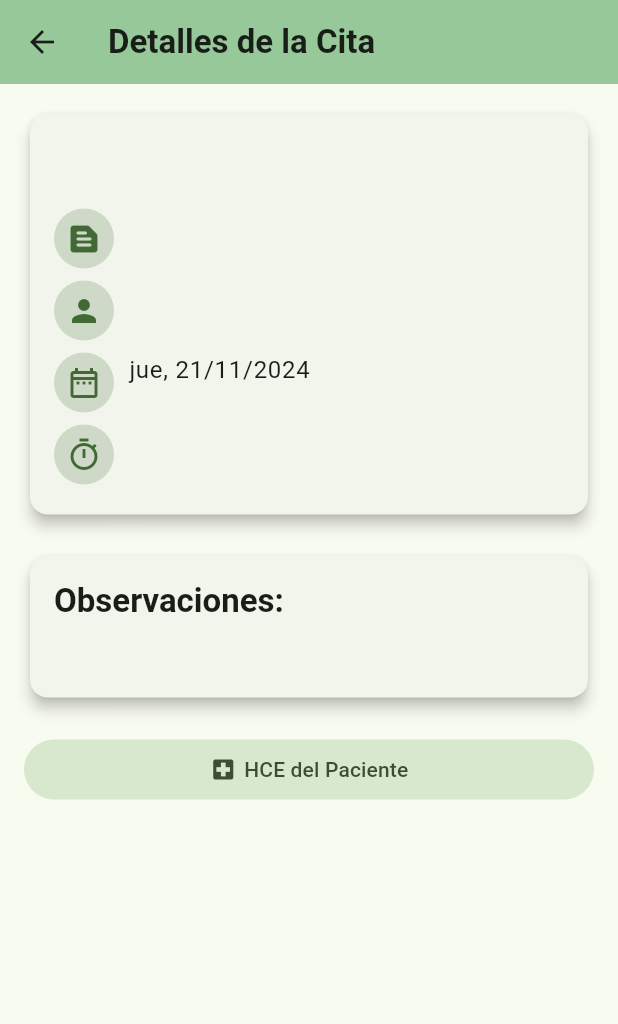
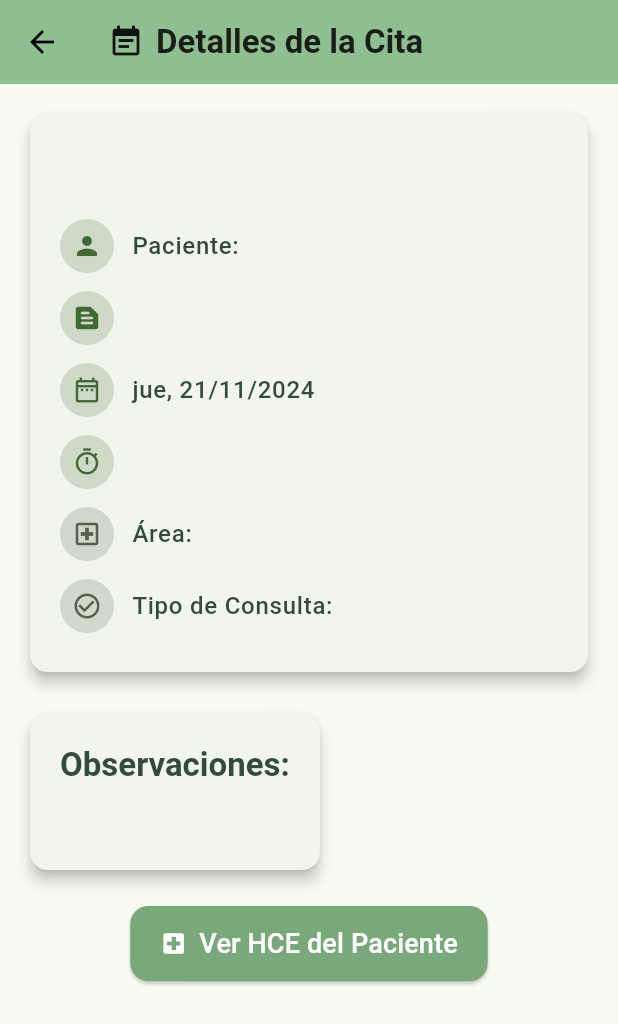
Before and after one commit to EFDEZZ/diary_app, a Flutter app: the ActivityDetailsScreen screen opened directly with empty values, on a phone screen of 412 x 824 dp. Shown: the top 1024 px of the screen. Run offline on Flutter 3.47's test engine with Material 3 defaults, Android fonts, the phone set to English and light mode, and no system bars; our stand-ins replace drift, go_router, permission_handler; accounts and stored records are empty; generated files the repository leaves out were written again.

Commit message:
mas mejoras visuales

```diff
--- a/lib/presentation/buttons/date_filter_button.dart
+++ b/lib/presentation/buttons/date_filter_button.dart
@@ -89,7 +89,7 @@ class DateFilterButton extends StatelessWidget {
   @override
   Widget build(BuildContext context) {
     return IconButton(
-      icon: const Icon(Icons.filter_list, size: 20, color: Colors.black54),
+      icon: const Icon(Icons.date_range_outlined, size: 20, color: Color.fromARGB(255, 0, 0, 0)),
       tooltip: 'Filtrar actividades',
       onPressed: () {
         _showFilterOptions(context);
--- a/lib/presentation/screens/activity_details_screen.dart
+++ b/lib/presentation/screens/activity_details_screen.dart
@@ -13,8 +13,30 @@ class ActivityDetailsScreen extends StatelessWidget {
 
     return Scaffold(
       appBar: AppBar(
+        elevation: 4,
         backgroundColor: const Color.fromARGB(255, 151, 200, 153),
-        title:  const Text("Detalles de la Cita", style: TextStyle(fontWeight: FontWeight.bold),),
+        title: const Row(
+          children: [
+            Icon(Icons.event_note, color: Color.fromARGB(255, 17, 17, 17)),
+            SizedBox(width: 8),
+            Flexible(
+              child: Text(
+                "Detalles de la Cita",
+                style: TextStyle(
+                  fontWeight: FontWeight.bold,
+                  fontSize: 22,
+                ),
+                overflow: TextOverflow.ellipsis,
+                maxLines: 1,
+              ),
+            ),
+          ],
+        ),
+        centerTitle: true,
+        leading: IconButton(
+          icon: const Icon(Icons.arrow_back, color: Color.fromARGB(255, 0, 0, 0)),
+          onPressed: () => Navigator.of(context).pop(),
+        ),
       ),
       body: _ActivityDetailView(
         activities: activities,
@@ -47,13 +69,13 @@ class _ActivityDetailView extends StatelessWidget {
             title: activities.title,
             details: [
               _DetailRow(
-                icon: Icons.text_snippet_rounded,
-                label: activities.subtitle,
+                icon: Icons.person,
+                label: "Paciente: ${activities.patientName}",
                 color: colors.primary,
               ),
               _DetailRow(
-                icon: Icons.person,
-                label: activities.patientName,
+                icon: Icons.text_snippet_rounded,
+                label: activities.subtitle,
                 color: colors.primary,
               ),
               _DetailRow(
@@ -66,6 +88,16 @@ class _ActivityDetailView extends StatelessWidget {
                 label: activities.time,
                 color: colors.primary,
               ),
+              _DetailRow(
+                icon: Icons.local_hospital_outlined,
+                label: "Área: ${activities.area}",
+                color: colors.secondary,
+              ),
+              _DetailRow(
+                icon: Icons.check_circle_outline,
+                label: "Tipo de Consulta: ${activities.consultType}",
+                color: colors.secondary,
+              ),
             ],
           ),
           const SizedBox(height: 20),
@@ -76,15 +108,14 @@ class _ActivityDetailView extends StatelessWidget {
           ),
           const SizedBox(height: 20),
           Center(
-            child: FilledButton.tonal(
+            child: ElevatedButton.icon(
               onPressed: () {},
-              child: const Row(
-                mainAxisAlignment: MainAxisAlignment.center,
-                children: [
-                  Icon(Icons.local_hospital),
-                  SizedBox(width: 5),
-                  Text("HCE del Paciente"),
-                ],
+              icon: const Icon(Icons.local_hospital, color: Colors.white),
+              label: const Text("Ver HCE del Paciente", style: TextStyle(color: Colors.white, fontSize: 18),),
+              style: ElevatedButton.styleFrom(
+                backgroundColor: const Color.fromARGB(255, 121, 169, 123),
+                padding: const EdgeInsets.symmetric(vertical: 12.0, horizontal: 20.0),
+                shape: RoundedRectangleBorder(borderRadius: BorderRadius.circular(12)),
               ),
             ),
           ),
@@ -111,12 +142,18 @@ class _InfoCard extends StatelessWidget {
       elevation: 4,
       shape: RoundedRectangleBorder(borderRadius: BorderRadius.circular(12)),
       child: Padding(
-        padding: const EdgeInsets.all(16.0),
+        padding: const EdgeInsets.all(20.0),
         child: Column(
           crossAxisAlignment: CrossAxisAlignment.start,
           children: [
-            Text(title, style: textStyle.titleLarge?.copyWith(fontWeight: FontWeight.bold)),
-            const SizedBox(height: 15),
+            Text(
+              title,
+              style: textStyle.titleLarge?.copyWith(
+                fontWeight: FontWeight.bold,
+                color: const Color.fromARGB(255, 50, 75, 60),
+              ),
+            ),
+            const SizedBox(height: 16),
             ...details,
           ],
         ),
@@ -141,19 +178,23 @@ class _DetailRow extends StatelessWidget {
     final textStyle = Theme.of(context).textTheme;
 
     return Padding(
-      padding: const EdgeInsets.symmetric(vertical: 4.0),
+      padding: const EdgeInsets.symmetric(vertical: 6.0),
       child: Row(
-        crossAxisAlignment: CrossAxisAlignment.start,
+        crossAxisAlignment: CrossAxisAlignment.center,
         children: [
           CircleAvatar(
+            radius: 18,
             backgroundColor: color.withOpacity(0.2),
-            child: Icon(icon, color: color),
+            child: Icon(icon, color: color, size: 20),
           ),
-          const SizedBox(width: 10),
+          const SizedBox(width: 12),
           Expanded(
             child: Text(
               label,
-              style: textStyle.bodyLarge,
+              style: textStyle.bodyLarge?.copyWith(
+                color: const Color.fromARGB(255, 50, 75, 60),
+                fontWeight: FontWeight.w500,
+              ),
               maxLines: 2,
               overflow: TextOverflow.ellipsis,
             ),
@@ -163,7 +204,6 @@ class _DetailRow extends StatelessWidget {
     );
   }
 }
-
 
 class _DescriptionCard extends StatelessWidget {
   final String title;
@@ -182,16 +222,24 @@ class _DescriptionCard extends StatelessWidget {
       elevation: 4,
       shape: RoundedRectangleBorder(borderRadius: BorderRadius.circular(12)),
       child: Padding(
-        padding: const EdgeInsets.all(16.0),
+        padding: const EdgeInsets.all(20.0),
         child: Column(
           crossAxisAlignment: CrossAxisAlignment.start,
           children: [
-            Text(title, style: textStyle.titleLarge?.copyWith(fontWeight: FontWeight.bold)),
-            const SizedBox(
-              height: 10,
-              width: double.infinity,
+            Text(
+              title,
+              style: textStyle.titleLarge?.copyWith(
+                fontWeight: FontWeight.bold,
+                color: const Color.fromARGB(255, 50, 75, 60),
               ),
-            Text(description, style: textStyle.bodyLarge),
+            ),
+            const SizedBox(height: 12),
+            Text(
+              description,
+              style: textStyle.bodyLarge?.copyWith(
+                color: const Color.fromARGB(255, 80, 80, 80),
+              ),
+            ),
           ],
         ),
       ),
```
Also changed, not shown: lib/presentation/buttons/export_button.dart (+2 -5 lines), lib/presentation/screens/home_screen.dart (+43 -10 lines).
